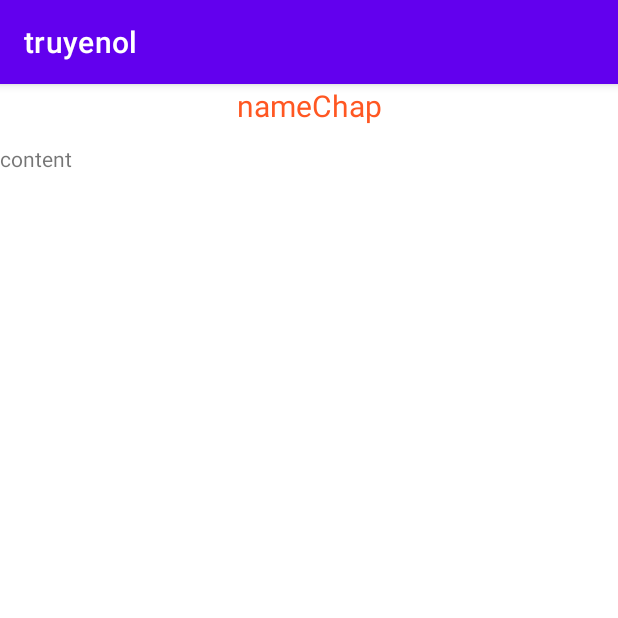
After one commit to demoAndroid/app, an Android app: the ContentActivity screen opened directly, with no data from a screen before it, on a phone screen of 412 x 824 dp, the top half of it. The commit adds this screen. Run offline under Robolectric (Android 15) with nearby library versions, the phone set to English and light mode, and no system bars.

Commit message:
activity

```diff
--- a/app/src/main/AndroidManifest.xml
+++ b/app/src/main/AndroidManifest.xml
@@ -9,6 +9,8 @@
         android:roundIcon="@mipmap/ic_launcher_round"
         android:supportsRtl="true"
         android:theme="@style/Theme.Truyenol">
+        <activity android:name=".activity.ContentActivity"></activity>
+        <activity android:name=".activity.StoryChapterActivity" />
         <activity android:name=".activity.InfoStoryActivity">
             <intent-filter>
                 <action android:name="android.intent.action.MAIN" />
--- /dev/null
+++ b/app/src/main/java/com/example/truyenol/activity/ContentActivity.java
@@ -0,0 +1,16 @@
+package com.example.truyenol.activity;
+
+import androidx.appcompat.app.AppCompatActivity;
+
+import android.os.Bundle;
+
+import com.example.truyenol.R;
+
+public class ContentActivity extends AppCompatActivity {
+
+    @Override
+    protected void onCreate(Bundle savedInstanceState) {
+        super.onCreate(savedInstanceState);
+        setContentView(R.layout.activity_content);
+    }
+}
--- /dev/null
+++ b/app/src/main/res/layout/activity_content.xml
@@ -0,0 +1,37 @@
+<?xml version="1.0" encoding="utf-8"?>
+<androidx.constraintlayout.widget.ConstraintLayout xmlns:android="http://schemas.android.com/apk/res/android"
+    xmlns:app="http://schemas.android.com/apk/res-auto"
+    xmlns:tools="http://schemas.android.com/tools"
+    android:layout_width="match_parent"
+    android:layout_height="match_parent"
+    tools:context=".activity.ContentActivity">
+
+    <TextView
+        android:id="@+id/nameChapTxt"
+        android:layout_width="0dp"
+        android:layout_height="40dp"
+        android:gravity="center_horizontal"
+        android:text="nameChap"
+        android:textAlignment="center"
+        android:textColor="#FF5722"
+        android:textSize="20sp"
+        app:layout_constraintBottom_toBottomOf="parent"
+        app:layout_constraintEnd_toEndOf="parent"
+        app:layout_constraintHorizontal_bias="0.0"
+        app:layout_constraintStart_toStartOf="parent"
+        app:layout_constraintTop_toTopOf="parent"
+        app:layout_constraintVertical_bias="0.001" />
+
+    <TextView
+        android:id="@+id/content1Txt"
+        android:layout_width="0dp"
+        android:layout_height="0dp"
+        android:layout_marginTop="40dp"
+        android:text="content"
+        app:layout_constraintBottom_toBottomOf="parent"
+        app:layout_constraintEnd_toEndOf="parent"
+        app:layout_constraintHorizontal_bias="0.0"
+        app:layout_constraintStart_toStartOf="parent"
+        app:layout_constraintTop_toTopOf="parent"
+        app:layout_constraintVertical_bias="1.0" />
+</androidx.constraintlayout.widget.ConstraintLayout>
--- a/app/src/main/res/layout/activity_infostory.xml
+++ b/app/src/main/res/layout/activity_infostory.xml
@@ -158,6 +158,7 @@
         style="?android:attr/borderlessButtonStyle"
         android:layout_width="150dp"
         android:layout_height="80dp"
+        android:onClick="showChapter"
         android:text="Đọc truyện"
         android:textColor="@color/black"
         app:layout_constraintBottom_toBottomOf="parent"
```
Also changed, not shown: app/src/main/java/com/example/truyenol/activity/InfoStoryActivity.java (+8 -0 lines), app/src/main/java/com/example/truyenol/activity/StoryChapterActivity.java (added, +16 -0 lines), app/src/main/res/layout/activity_story_chapter.xml (added, +39 -0 lines).
